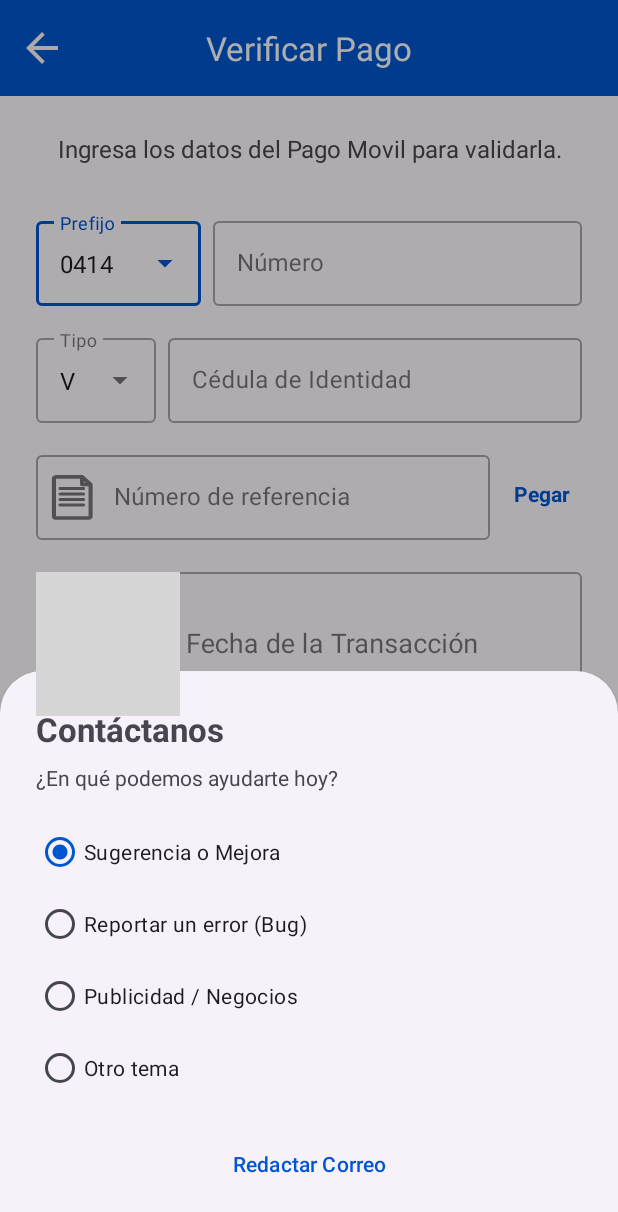
After one commit to carlosvpinto/menulateral, an Android app: the fragment ContactBottomSheetFragment placed in its activity, on a phone screen of 412 x 824 dp. The commit adds this screen. Shown: the top 1212 px of the screen. Run offline under Robolectric (Android 15) with nearby library versions, the phone set to English and light mode, and no system bars; our stand-ins replace AdMob, Firebase (no records; nobody signed in at launch, a user with empty details on screens opened directly), Room's generated code; pictures from the network do not load; 1 statement that could not run was skipped; grey boxes are pictures that could not be loaded.

Commit message:
Con Contacto email 28-11-25

```diff
--- a/app/src/main/java/com/carlosv/dolaraldia/MainActivity.kt
+++ b/app/src/main/java/com/carlosv/dolaraldia/MainActivity.kt
@@ -276,7 +276,7 @@
 
 
         // --- El resto de tu lógica de onCreate ---
-        MobileAds.initialize(this) {}
+       // MobileAds.initialize(this) {}
         AppPreferences.init(this)
         versionUltima()
         movilidadPantalla()
--- /dev/null
+++ b/app/src/main/java/com/carlosv/dolaraldia/ui/contacto/ContactBottomSheetFragment.kt
@@ -0,0 +1,71 @@
+package com.carlosv.dolaraldia.ui.contacto
+
+import android.content.Intent
+import android.net.Uri
+import android.os.Build
+import android.os.Bundle
+import android.view.LayoutInflater
+import android.view.View
+import android.view.ViewGroup
+import android.widget.Button
+import android.widget.RadioButton
+import android.widget.RadioGroup
+import android.widget.Toast
+import com.carlosv.menulateral.R
+import com.google.android.material.bottomsheet.BottomSheetDialogFragment
+
+class ContactBottomSheetFragment : BottomSheetDialogFragment() {
+
+    override fun onCreateView(
+        inflater: LayoutInflater, container: ViewGroup?,
+        savedInstanceState: Bundle?
+    ): View? {
+        // Asegúrate de tener el XML 'layout_bottom_sheet_contacto' que creamos antes
+        return inflater.inflate(R.layout.layout_bottom_sheet_contacto, container, false)
+    }
+
+    override fun onViewCreated(view: View, savedInstanceState: Bundle?) {
+        super.onViewCreated(view, savedInstanceState)
+
+        val btnEnviar = view.findViewById<Button>(R.id.btnEnviarEmail)
+        val radioGroup = view.findViewById<RadioGroup>(R.id.radioGroupMotivo)
+
+        btnEnviar.setOnClickListener {
+            val selectedId = radioGroup.checkedRadioButtonId
+            val motivo = if (selectedId != -1) {
+                view.findViewById<RadioButton>(selectedId).text.toString()
+            } else {
+                "Consulta General"
+            }
+            enviarEmail(motivo)
+            dismiss() // Cierra el sheet
+        }
+    }
+
+    private fun enviarEmail(motivo: String) {
+        val emailDestino = "desoftsis@gmail.com" // PON TU EMAIL AQUÍ
+
+        val datosDispositivo = """
+
+            --------------------------------
+            Datos del dispositivo:
+            App: Dolar al Día
+            Modelo: ${Build.MANUFACTURER} ${Build.MODEL}
+            Android: ${Build.VERSION.RELEASE}
+            --------------------------------
+        """.trimIndent()
+
+        val intent = Intent(Intent.ACTION_SENDTO).apply {
+            data = Uri.parse("mailto:")
+            putExtra(Intent.EXTRA_EMAIL, arrayOf(emailDestino))
+            putExtra(Intent.EXTRA_SUBJECT, "Dolar al Dia: $motivo")
+            putExtra(Intent.EXTRA_TEXT, "Hola equipo, \n\n[Escribe tu mensaje aquí]\n\n$datosDispositivo")
+        }
+
+        try {
+            startActivity(intent)
+        } catch (e: Exception) {
+            Toast.makeText(requireContext(), "No tienes app de correo instalada", Toast.LENGTH_SHORT).show()
+        }
+    }
+}
--- a/app/src/main/java/com/carlosv/dolaraldia/utils/MoreOptionsBottomSheetFragment.kt
+++ b/app/src/main/java/com/carlosv/dolaraldia/utils/MoreOptionsBottomSheetFragment.kt
@@ -72,6 +72,11 @@
             findNavController().navigate(R.id.nav_configuration)
             dismiss()
         }
+
+        binding.btnOpcionContacto.setOnClickListener {
+            findNavController().navigate(R.id.nav_contacto)
+            dismiss()
+        }
     }
 
     override fun onDestroyView() {
--- /dev/null
+++ b/app/src/main/res/drawable/ic_email_24.xml
@@ -0,0 +1,5 @@
+<vector xmlns:android="http://schemas.android.com/apk/res/android" android:height="24dp" android:tint="#000000" android:viewportHeight="24" android:viewportWidth="24" android:width="24dp">
+
+    <path android:fillColor="@android:color/white" android:pathData="M20,4L4,4c-1.1,0 -1.99,0.9 -1.99,2L2,18c0,1.1 0.9,2 2,2h16c1.1,0 2,-0.9 2,-2L22,6c0,-1.1 -0.9,-2 -2,-2zM20,8l-8,5 -8,-5L4,6l8,5 8,-5v2z"/>
+
+</vector>
--- a/app/src/main/res/layout/fragment_home.xml
+++ b/app/src/main/res/layout/fragment_home.xml
@@ -549,7 +549,7 @@
                         android:visibility="gone">
 
 
-                        <com.google.android.material.switchmaterial.SwitchMaterial
+                        <androidx.appcompat.widget.SwitchCompat
                             android:id="@+id/SwUtimaAct"
                             android:layout_width="wrap_content"
                             android:layout_height="wrap_content"
--- /dev/null
+++ b/app/src/main/res/layout/layout_bottom_sheet_contacto.xml
@@ -0,0 +1,65 @@
+<?xml version="1.0" encoding="utf-8"?>
+<LinearLayout xmlns:android="http://schemas.android.com/apk/res/android"
+    android:layout_width="match_parent"
+    android:layout_height="wrap_content"
+    android:orientation="vertical"
+    android:padding="24dp"
+   > <!-- Asegúrate de tener este color o usa @android:color/white -->
+
+    <TextView
+        android:layout_width="match_parent"
+        android:layout_height="wrap_content"
+        android:text="Contáctanos"
+        android:textSize="22sp"
+        android:textStyle="bold"
+
+        android:layout_marginBottom="8dp"/>
+
+    <TextView
+        android:layout_width="match_parent"
+        android:layout_height="wrap_content"
+        android:text="¿En qué podemos ayudarte hoy?"
+
+        android:layout_marginBottom="16dp"/>
+
+    <!-- Opciones de motivo -->
+    <RadioGroup
+        android:id="@+id/radioGroupMotivo"
+        android:layout_width="match_parent"
+        android:layout_height="wrap_content"
+        android:layout_marginBottom="16dp">
+
+        <RadioButton
+            android:id="@+id/rbSugerencia"
+            android:layout_width="match_parent"
+            android:layout_height="wrap_content"
+            android:text="Sugerencia o Mejora"
+            android:checked="true"/>
+
+        <RadioButton
+            android:id="@+id/rbError"
+            android:layout_width="match_parent"
+            android:layout_height="wrap_content"
+            android:text="Reportar un error (Bug)"/>
+
+        <RadioButton
+            android:id="@+id/rbPublicidad"
+            android:layout_width="match_parent"
+            android:layout_height="wrap_content"
+            android:text="Publicidad / Negocios"/>
+
+        <RadioButton
+            android:id="@+id/rbOtro"
+            android:layout_width="match_parent"
+            android:layout_height="wrap_content"
+            android:text="Otro tema"/>
+    </RadioGroup>
+
+    <Button
+        android:id="@+id/btnEnviarEmail"
+        android:layout_width="match_parent"
+        android:layout_height="wrap_content"
+        android:text="Redactar Correo"
+        />
+
+</LinearLayout>
--- a/app/src/main/res/navigation/mobile_navigation.xml
+++ b/app/src/main/res/navigation/mobile_navigation.xml
@@ -94,6 +94,11 @@
         android:label="Configuracion"
         tools:layout="@layout/fragment_configuration" />
     <fragment
+        android:id="@+id/nav_contacto"
+        android:name="com.carlosv.dolaraldia.ui.contacto.ContactBottomSheetFragment"
+        android:label="Contacto"
+        tools:layout="@layout/layout_bottom_sheet_contacto" />
+    <fragment
         android:id="@+id/nav_pago"
         android:name="com.carlosv.dolaraldia.ui.pago.PagoFragment"
         android:label="@string/suscripcion"
--- a/app/src/main/res/values/strings.xml
+++ b/app/src/main/res/values/strings.xml
@@ -201,4 +201,5 @@
 
     <!-- Porcentaje: "14.50%" (se usa doble % para escapar) -->
     <string name="texto_porcentaje">%1$s%%</string>
+    <string name="contactar">Contactar</string>
 </resources>
```
Also changed, not shown: app/build.gradle.kts (+12 -2 lines), app/src/main/java/com/carlosv/dolaraldia/ui/home/HomeFragment.kt (+9 -3 lines), app/src/main/java/com/carlosv/dolaraldia/utils/ads/RewardedAdManager.kt (+9 -0 lines), app/src/main/res/layout/fragment_more_options.xml (+15 -0 lines), 2 other files.
